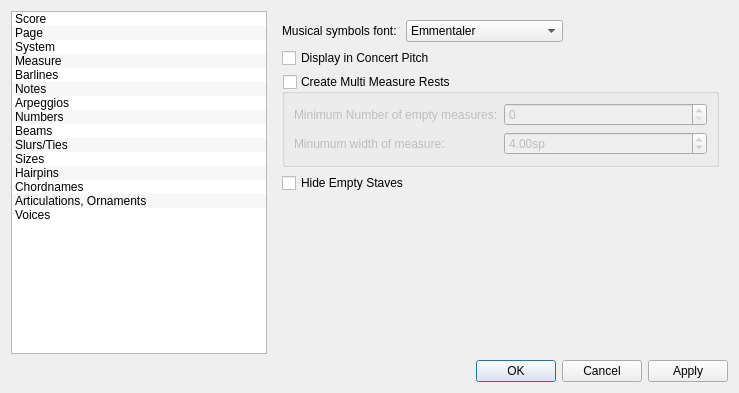
Old version of the form mscore/mscore/editstyle.ui in the repository musescore/musescore-old.
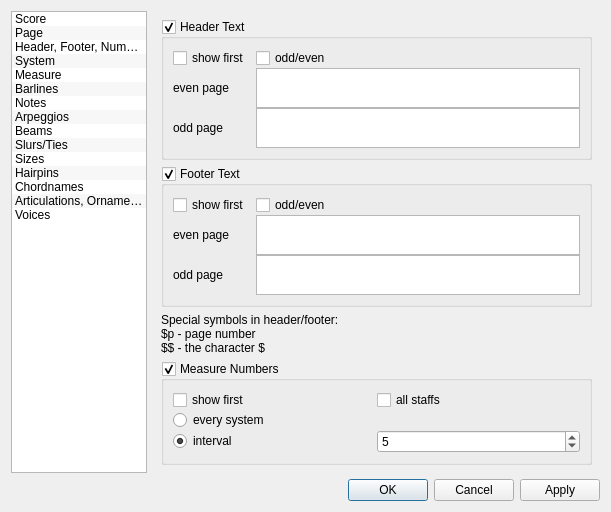
New version of the form. Icons and pictures are not drawn.

The edit to the form file:
```diff
--- a/mscore/mscore/editstyle.ui
+++ b/mscore/mscore/editstyle.ui
@@ -6,8 +6,8 @@
    <rect>
     <x>0</x>
     <y>0</y>
-    <width>739</width>
-    <height>354</height>
+    <width>611</width>
+    <height>481</height>
    </rect>
   </property>
   <property name="windowTitle">
@@ -17,7 +17,7 @@
    <item row="0" column="0">
     <widget class="QListWidget" name="pageList">
      <property name="sizePolicy">
-      <sizepolicy hsizetype="Fixed" vsizetype="Expanding">
+      <sizepolicy hsizetype="Preferred" vsizetype="Expanding">
        <horstretch>2</horstretch>
        <verstretch>0</verstretch>
       </sizepolicy>
@@ -47,6 +47,11 @@
        <string>Page</string>
       </property>
      </item>
+     <item>
+      <property name="text">
+       <string>Header, Footer, Numbers</string>
+      </property>
+     </item>
      <item>
       <property name="text">
        <string>System</string>
@@ -72,11 +77,6 @@
        <string>Arpeggios</string>
       </property>
      </item>
-     <item>
-      <property name="text">
-       <string>Numbers</string>
-      </property>
-     </item>
      <item>
       <property name="text">
        <string>Beams</string>
@@ -140,7 +140,7 @@
       </sizepolicy>
      </property>
      <property name="currentIndex">
-      <number>0</number>
+      <number>2</number>
      </property>
      <widget class="QWidget" name="Seite_5">
       <layout class="QVBoxLayout" name="verticalLayout_6">
@@ -722,6 +722,259 @@
        </item>
       </layout>
      </widget>
+     <widget class="QWidget" name="headerFooterNumbers">
+      <layout class="QVBoxLayout">
+       <property name="spacing">
+        <number>6</number>
+       </property>
+       <property name="margin">
+        <number>8</number>
+       </property>
+       <item>
+        <widget class="QGroupBox" name="showHeader">
+         <property name="sizePolicy">
+          <sizepolicy hsizetype="Preferred" vsizetype="Expanding">
+           <horstretch>0</horstretch>
+           <verstretch>0</verstretch>
+          </sizepolicy>
+         </property>
+         <property name="title">
+          <string>Header Text</string>
+         </property>
+         <property name="flat">
+          <bool>true</bool>
+         </property>
+         <property name="checkable">
+          <bool>true</bool>
+         </property>
+         <layout class="QGridLayout" name="gridLayout_5">
+          <property name="verticalSpacing">
+           <number>0</number>
+          </property>
+          <item row="0" column="0">
+           <widget class="QCheckBox" name="showHeaderFirstPage">
+            <property name="text">
+             <string>show first</string>
+            </property>
+           </widget>
+          </item>
+          <item row="0" column="1">
+           <widget class="QCheckBox" name="headerOddEven">
+            <property name="text">
+             <string>odd/even</string>
+            </property>
+           </widget>
+          </item>
+          <item row="1" column="0">
+           <widget class="QLabel" name="label_67">
+            <property name="text">
+             <string>even page</string>
+            </property>
+           </widget>
+          </item>
+          <item row="2" column="0">
+           <widget class="QLabel" name="label_66">
+            <property name="text">
+             <string>odd page</string>
+            </property>
+           </widget>
+          </item>
+          <item row="1" column="1">
+           <widget class="QTextEdit" name="evenHeader">
+            <property name="sizePolicy">
+             <sizepolicy hsizetype="Expanding" vsizetype="Expanding">
+              <horstretch>0</horstretch>
+              <verstretch>0</verstretch>
+             </sizepolicy>
+            </property>
+            <property name="minimumSize">
+             <size>
+              <width>0</width>
+              <height>40</height>
+             </size>
+            </property>
+            <property name="maximumSize">
+             <size>
+              <width>16777215</width>
+              <height>16777215</height>
+             </size>
+            </property>
+           </widget>
+          </item>
+          <item row="2" column="1">
+           <widget class="QTextEdit" name="oddHeader">
+            <property name="minimumSize">
+             <size>
+              <width>0</width>
+              <height>40</height>
+             </size>
+            </property>
+            <property name="maximumSize">
+             <size>
+              <width>16777215</width>
+              <height>16777215</height>
+             </size>
+            </property>
+           </widget>
+          </item>
+         </layout>
+        </widget>
+       </item>
+       <item>
+        <widget class="QGroupBox" name="showFooter">
+         <property name="sizePolicy">
+          <sizepolicy hsizetype="Preferred" vsizetype="Expanding">
+           <horstretch>0</horstretch>
+           <verstretch>0</verstretch>
+          </sizepolicy>
+         </property>
+         <property name="title">
+          <string>Footer Text</string>
+         </property>
+         <property name="flat">
+          <bool>true</bool>
+         </property>
+         <property name="checkable">
+          <bool>true</bool>
+         </property>
+         <layout class="QGridLayout" name="gridLayout_6">
+          <property name="verticalSpacing">
+           <number>0</number>
+          </property>
+          <item row="0" column="0">
+           <widget class="QCheckBox" name="showFooterFirstPage">
+            <property name="text">
+             <string>show first</string>
+            </property>
+           </widget>
+          </item>
+          <item row="0" column="1">
+           <widget class="QCheckBox" name="footerOddEven">
+            <property name="text">
+             <string>odd/even</string>
+            </property>
+           </widget>
+          </item>
+          <item row="1" column="0">
+           <widget class="QLabel" name="label_64">
+            <property name="text">
+             <string>even page</string>
+            </property>
+           </widget>
+          </item>
+          <item row="2" column="0">
+           <widget class="QLabel" name="label_65">
+            <property name="text">
+             <string>odd page</string>
+            </property>
+           </widget>
+          </item>
+          <item row="1" column="1">
+           <widget class="QTextEdit" name="evenFooter">
+            <property name="minimumSize">
+             <size>
+              <width>0</width>
+              <height>40</height>
+             </size>
+            </property>
+           </widget>
+          </item>
+          <item row="2" column="1">
+           <widget class="QTextEdit" name="oddFooter">
+            <property name="minimumSize">
+             <size>
+              <width>0</width>
+              <height>40</height>
+             </size>
+            </property>
+           </widget>
+          </item>
+         </layout>
+        </widget>
+       </item>
+       <item>
+        <widget class="QLabel" name="label_68">
+         <property name="text">
+          <string>&lt;!DOCTYPE HTML PUBLIC &quot;-//W3C//DTD HTML 4.0//EN&quot; &quot;http://www.w3.org/TR/REC-html40/strict.dtd&quot;&gt;
+&lt;html&gt;&lt;head&gt;&lt;meta name=&quot;qrichtext&quot; content=&quot;1&quot; /&gt;&lt;style type=&quot;text/css&quot;&gt;
+p, li { white-space: pre-wrap; }
+&lt;/style&gt;&lt;/head&gt;&lt;body style=&quot; font-family:'Sans Serif'; font-size:9pt; font-weight:400; font-style:normal;&quot;&gt;
+&lt;p style=&quot; margin-top:0px; margin-bottom:0px; margin-left:0px; margin-right:0px; -qt-block-indent:0; text-indent:0px;&quot;&gt;Special symbols in header/footer:&lt;/p&gt;
+&lt;p style=&quot; margin-top:0px; margin-bottom:0px; margin-left:0px; margin-right:0px; -qt-block-indent:0; text-indent:0px;&quot;&gt;$p - page number&lt;/p&gt;
+&lt;p style=&quot; margin-top:0px; margin-bottom:0px; margin-left:0px; margin-right:0px; -qt-block-indent:0; text-indent:0px;&quot;&gt;$$ - the character $&lt;/p&gt;&lt;/body&gt;&lt;/html&gt;</string>
+         </property>
+         <property name="textFormat">
+          <enum>Qt::RichText</enum>
+         </property>
+         <property name="wordWrap">
+          <bool>true</bool>
+         </property>
+        </widget>
+       </item>
+       <item>
+        <widget class="QGroupBox" name="showMeasureNumber">
+         <property name="title">
+          <string>Measure Numbers</string>
+         </property>
+         <property name="flat">
+          <bool>true</bool>
+         </property>
+         <property name="checkable">
+          <bool>true</bool>
+         </property>
+         <property name="checked">
+          <bool>true</bool>
+         </property>
+         <layout class="QGridLayout">
+          <property name="spacing">
+           <number>0</number>
+          </property>
+          <item row="0" column="0">
+           <widget class="QCheckBox" name="showFirstMeasureNumber">
+            <property name="text">
+             <string>show first</string>
+            </property>
+           </widget>
+          </item>
+          <item row="0" column="1">
+           <widget class="QCheckBox" name="showAllStaffsMeasureNumber">
+            <property name="text">
+             <string>all staffs</string>
+            </property>
+           </widget>
+          </item>
+          <item row="1" column="0">
+           <widget class="QRadioButton" name="showEverySystemMeasureNumber">
+            <property name="text">
+             <string>every system</string>
+            </property>
+           </widget>
+          </item>
+          <item row="2" column="0">
+           <widget class="QRadioButton" name="showIntervalMeasureNumber">
+            <property name="text">
+             <string>interval</string>
+            </property>
+            <property name="checked">
+             <bool>true</bool>
+            </property>
+           </widget>
+          </item>
+          <item row="2" column="1">
+           <widget class="QSpinBox" name="intervalMeasureNumber">
+            <property name="minimum">
+             <number>1</number>
+            </property>
+            <property name="value">
+             <number>5</number>
+            </property>
+           </widget>
+          </item>
+         </layout>
+        </widget>
+       </item>
+      </layout>
+     </widget>
      <widget class="QWidget" name="Seite_8">
       <layout class="QVBoxLayout" name="verticalLayout_3">
        <item>
@@ -1376,117 +1629,6 @@
        </item>
       </layout>
      </widget>
-     <widget class="QWidget" name="page1">
-      <layout class="QVBoxLayout">
-       <property name="spacing">
-        <number>6</number>
-       </property>
-       <property name="margin">
-        <number>8</number>
-       </property>
-       <item>
-        <widget class="QGroupBox" name="showPageNumber">
-         <property name="title">
-          <string>Page Numbers</string>
-         </property>
-         <property name="flat">
-          <bool>true</bool>
-         </property>
-         <property name="checkable">
-          <bool>true</bool>
-         </property>
-         <layout class="QGridLayout">
-          <item row="0" column="0">
-           <widget class="QCheckBox" name="showFirstPageNumber">
-            <property name="text">
-             <string>show first</string>
-            </property>
-           </widget>
-          </item>
-          <item row="0" column="1">
-           <widget class="QCheckBox" name="showOddEvenPageNumber">
-            <property name="text">
-             <string>odd/even</string>
-            </property>
-           </widget>
-          </item>
-          <item row="1" column="0">
-           <spacer>
-            <property name="orientation">
-             <enum>Qt::Vertical</enum>
-            </property>
-            <property name="sizeHint" stdset="0">
-             <size>
-              <width>20</width>
-              <height>40</height>
-             </size>
-            </property>
-           </spacer>
-          </item>
-         </layout>
-        </widget>
-       </item>
-       <item>
-        <widget class="QGroupBox" name="showMeasureNumber">
-         <property name="title">
-          <string>Measure Numbers</string>
-         </property>
-         <property name="flat">
-          <bool>true</bool>
-         </property>
-         <property name="checkable">
-          <bool>true</bool>
-         </property>
-         <property name="checked">
-          <bool>true</bool>
-         </property>
-         <layout class="QGridLayout">
-          <item row="0" column="0">
-           <widget class="QCheckBox" name="showFirstMeasureNumber">
-            <property name="text">
-             <string>show first</string>
-            </property>
-           </widget>
-          </item>
-          <item row="0" column="1">
-           <widget class="QCheckBox" name="showAllStaffsMeasureNumber">
-            <property name="text">
-             <string>all staffs</string>
-            </property>
-           </widget>
-          </item>
-          <item row="1" column="0">
-           <widget class="QRadioButton" name="showEverySystemMeasureNumber">
-            <property name="text">
-             <string>every system</string>
-            </property>
-           </widget>
-          </item>
-          <item row="2" column="0">
-           <widget class="QRadioButton" name="showIntervalMeasureNumber">
-            <property name="text">
-             <string>interval</string>
-            </property>
-            <property name="checked">
-             <bool>true</bool>
-            </property>
-           </widget>
-          </item>
-          <item row="2" column="1">
-           <widget class="QSpinBox" name="intervalMeasureNumber">
-            <property name="minimum">
-             <number>1</number>
-            </property>
-            <property name="value">
-             <number>5</number>
-            </property>
-           </widget>
-          </item>
-         </layout>
-        </widget>
-       </item>
-      </layout>
-     </widget>
      <widget class="QWidget" name="Seite">
       <layout class="QVBoxLayout" name="verticalLayout_14">
        <item>
```
